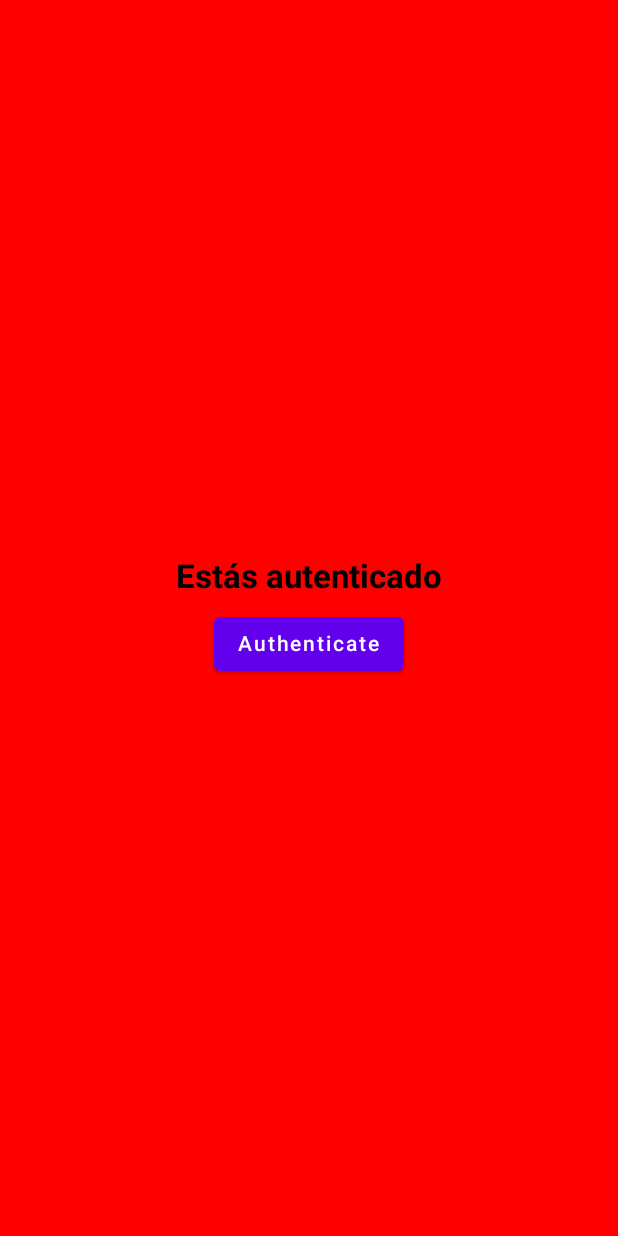
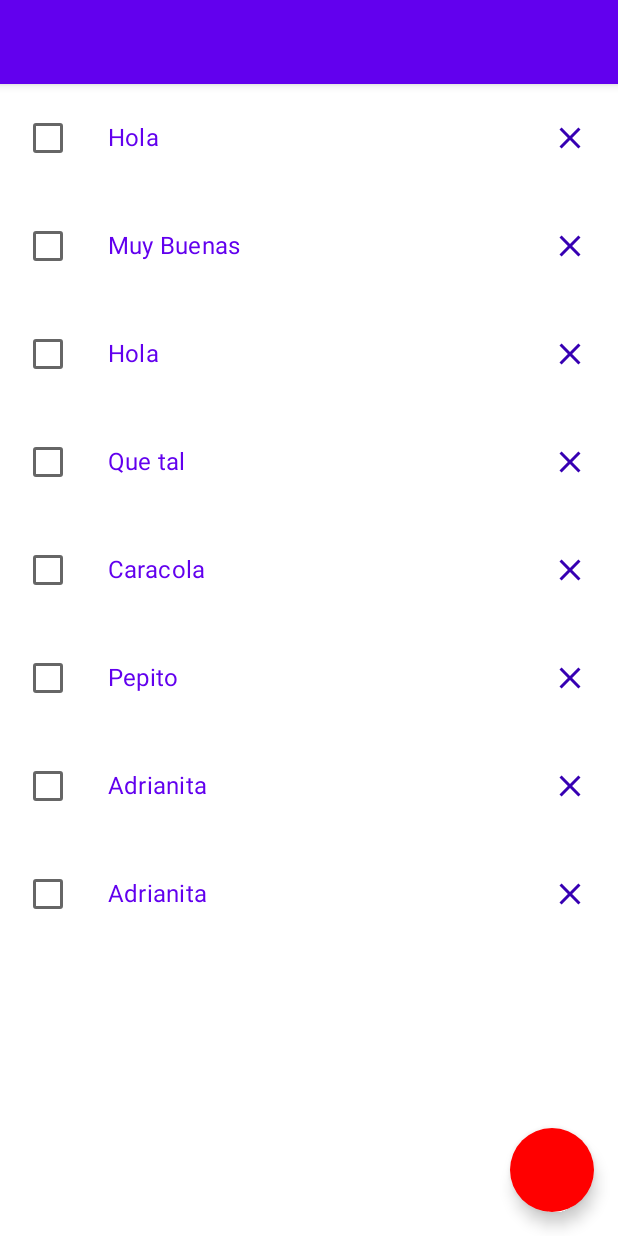
Before and after one commit to madfox40/AndroidCheckList, an Android app built with Jetpack Compose: the screen it shows after launch (MainActivity), on a phone screen of 412 x 824 dp. Run offline under Robolectric (Android 15) with nearby library versions, the phone set to English and light mode, and no system bars.

Commit message:
Remove buttons, states, option to add element, edditable texts

```diff
--- a/app/src/main/java/com/example/checklist/MainActivity.kt
+++ b/app/src/main/java/com/example/checklist/MainActivity.kt
@@ -2,11 +2,11 @@ package com.example.checklist
 
 import android.content.res.Configuration
 import android.os.Bundle
+import android.text.Editable
 import androidx.activity.compose.setContent
 import androidx.appcompat.app.AppCompatActivity
 import androidx.biometric.BiometricManager
 import androidx.biometric.BiometricManager.Authenticators
-import androidx.biometric.BiometricManager.Authenticators.BIOMETRIC_STRONG
 import androidx.biometric.BiometricPrompt
 import androidx.compose.foundation.*
 import androidx.compose.foundation.layout.*
@@ -14,11 +14,13 @@ import androidx.compose.foundation.lazy.LazyColumn
 import androidx.compose.foundation.lazy.items
 import androidx.compose.foundation.shape.CircleShape
 import androidx.compose.material.*
-import androidx.compose.runtime.Composable
-import androidx.compose.runtime.getValue
-import androidx.compose.runtime.setValue
-import androidx.compose.runtime.mutableStateOf
-import androidx.compose.runtime.remember
+import androidx.compose.material.icons.Icons
+import androidx.compose.material.icons.filled.Add
+import androidx.compose.material.icons.filled.Close
+import androidx.compose.material.icons.filled.Favorite
+import androidx.compose.runtime.*
+import androidx.compose.runtime.saveable.rememberSaveable
+import androidx.compose.runtime.snapshots.SnapshotStateList
 import androidx.compose.ui.Alignment
 import androidx.compose.ui.Modifier
 import androidx.compose.ui.draw.clip
@@ -34,11 +36,7 @@ import com.example.checklist.ui.theme.CheckListTheme
 
 
 class MainActivity : AppCompatActivity() {
-
-    override fun onCreate(savedInstanceState: Bundle?) {
-        super.onCreate(savedInstanceState)
-        setContent {
-            var data = listOf<MyItems>(
+    val data = mutableListOf<MyItems>(
         MyItems(
             name = "Hola",
             body = "Lorem ipsum dolor sit amet, consectetur adipiscing elit. Vestibulum volutpat leo vel nisi luctus, a fringilla nisl pulvinar. Praesent varius, nibh sed placerat sodales, ante sem sodales ipsum, at dignissim arcu urna non est. Aenean in rutrum diam. Sed nec mollis felis. In in tempus orci. Ut non aliquet nisl."
@@ -54,13 +52,22 @@ class MainActivity : AppCompatActivity() {
         ),
         MyItems(name = "Caracola", body = "Esto es una prueg"),
         MyItems(name = "Pepito", body = "A ver a ver"),
+        MyItems(name = "Adrianita", body = "A ver a ver"),
         MyItems(name = "Adrianita", body = "A ver a ver")
-            )
-            Auth()
+    ).toMutableStateList()
+
+
+    override fun onCreate(savedInstanceState: Bundle?) {
+
+
+        super.onCreate(savedInstanceState)
+        setContent {
+
+            //Auth()
             //AppNavigation()
             CheckListTheme {
 
-                //MyComposition(checkItems = data)
+                MyCheckList()
             }
         }
         //Setup
@@ -101,18 +108,62 @@ class MainActivity : AppCompatActivity() {
 
     data class MyItems(val name: String, val body: String)
 
+
+
     @Composable
-    fun MyComponent(checkItem: MyItems) {
+    fun MyCheckListItem(label: String, onClose: () -> Unit) {
+        var checkedState by rememberSaveable { mutableStateOf(false) }
+
+        MyCheckListItem(
+            label = label,
+            checked = checkedState,
+            onCheckedChange = { newValue -> checkedState = newValue },
+            onClose = onClose
+        )
+    }
+
+    @Composable
+    fun MyCheckListItem(
+        label: String,
+        checked:Boolean = false,
+        onCheckedChange: (Boolean) -> Unit = {},
+        onClose: () -> Unit ,
+    ) {
         Row(
             modifier = Modifier
                 .background(MaterialTheme.colors.background)
                 .padding(8.dp)
                 .fillMaxWidth(),
+            verticalAlignment = Alignment.CenterVertically
         ) {
-            MyImage()
-            MyTexts(checkItem)
+            //MyImage()
+            Checkbox(checked = checked, onCheckedChange)
+
+            var text by rememberSaveable {
+                mutableStateOf(label)
+            }
+            TextField(colors= TextFieldDefaults.textFieldColors(
+                backgroundColor= Color.White, textColor = MaterialTheme.colors.primary,
+                disabledTextColor = Color.Transparent,
+                focusedIndicatorColor = Color.Transparent,
+                unfocusedIndicatorColor = Color.Transparent,
+                disabledIndicatorColor = Color.Transparent
+            ),
+                value = text, onValueChange = {text = it},
+                textStyle = MaterialTheme.typography.subtitle1)
+            //MyText(text = label, color = MaterialTheme.colors.primary, style = MaterialTheme.typography.subtitle1)
+            Row(modifier = Modifier.fillMaxWidth(),verticalAlignment = Alignment.CenterVertically, horizontalArrangement = Arrangement.End ) {
+                IconButton(onClick = onClose) {
+                    Icon(Icons.Filled.Close, contentDescription = "Close", tint = MaterialTheme.colors.primaryVariant)
                 }
             }
+
+
+            //MyTexts(checkItem)
+
+        }
+    }
+
 
     @Composable
     fun MyTexts(checkItem: MyItems) {
@@ -175,10 +226,12 @@ class MainActivity : AppCompatActivity() {
     }
 
     @Composable
-    fun MyComposition(checkItems: List<MyItems>) {
+    fun MyCheckList(
+        checkItems: SnapshotStateList<MyItems> = remember { data }
+    ) {
         Scaffold(
             floatingActionButton = {
-                FloatingActionButton(onClick = { /*TODO*/ }) {
+                FloatingActionButton(onClick = { data.add(MyItems("Hola","adios"))}) {
 
                 }
             },
@@ -188,12 +241,25 @@ class MainActivity : AppCompatActivity() {
             }
         ) {
             // Screen content
-            LazyColumn()
+            Column() {
+                LazyColumn(Modifier.padding(bottom = 0.dp))
                 {
                     items(checkItems) { checkItem ->
-                    MyComponent(checkItem = checkItem)
+                        MyCheckListItem(label = checkItem.name, onClose = {checkItems.remove(checkItem)})
                     }
                 }
+                /*Button(modifier = Modifier.padding(8.dp),onClick = { checkItems.add(MyItems(name = "hola", body = "adios")) }) {
+                    Row() {
+                        Icon(Icons.Filled.Add, contentDescription = "Close", tint = MaterialTheme.colors.primaryVariant)
+                        Spacer(modifier = Modifier.padding(4.dp))
+
+                        Text(text = "Add New Item")
+                    }
+                }*/
+            }
+
+                //.padding(8.dp)
+
         }
     }
 
@@ -227,12 +293,6 @@ class MainActivity : AppCompatActivity() {
                 Text(if (auth) "Cerrar" else "Authenticate")
             }
         }
-    }
-
-    @Preview(showSystemUi = true)
-    @Composable
-    fun DefaultPreviewAuth(){
-        Auth()
     }
 
     @Preview(showSystemUi = true)
@@ -276,8 +336,14 @@ class MainActivity : AppCompatActivity() {
             )
 
         CheckListTheme() {
-            MyComposition(checkItems = data)
+            MyCheckList()
         }
+    }
+
+    @Preview(showSystemUi = true)
+    @Composable
+    fun DefaultPreviewAuth(){
+        Auth()
     }
 
     @Preview(showBackground = true)
--- a/app/src/main/java/com/example/checklist/ui/theme/Theme.kt
+++ b/app/src/main/java/com/example/checklist/ui/theme/Theme.kt
@@ -5,18 +5,21 @@ import androidx.compose.material.MaterialTheme
 import androidx.compose.material.darkColors
 import androidx.compose.material.lightColors
 import androidx.compose.runtime.Composable
+import androidx.compose.ui.graphics.Color
 
 private val DarkColorPalette = darkColors(
     primary = Purple200,
     primaryVariant = Purple700,
     secondary = Teal200,
-    onBackground = black
+    onBackground = black,
+
+
 )
 
 private val LightColorPalette = lightColors(
     primary = Purple500,
     primaryVariant = Purple700,
-    secondary = black,
+    secondary = Color.Red,
     onBackground = white
 
     /* Other default colors to override
```
Lines whose indentation alone changed are shown as unchanged.
